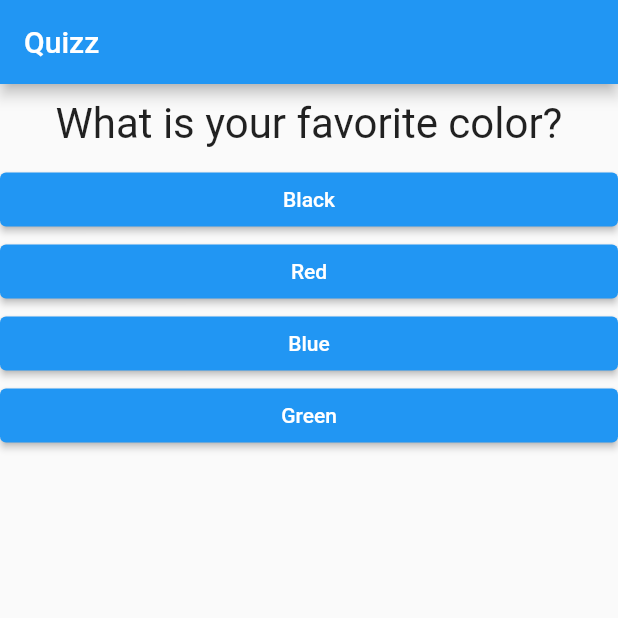
After one commit to GabrielFdoVal/projteto_perguntas, a Flutter app: the screen it shows after launch, on a phone screen of 412 x 824 dp, the top half of it. The commit adds this screen. Run offline on Flutter 3.47's test engine with Material 2 defaults, Android fonts, the phone set to English and light mode, and no system bars.

Commit message:
Created the Questionario class separating from the main

```diff
--- a/lib/answer.dart
+++ b/lib/answer.dart
@@ -2,9 +2,9 @@ import 'package:flutter/material.dart';
 
 class Answer extends StatelessWidget {
   final String text;
-  final void Function() _answer;
+  final void Function() answer;
 
-  Answer(this.text, this._answer);
+  Answer(this.text, this.answer);
 
   Widget build(BuildContext build) {
     return Container(
@@ -15,7 +15,7 @@ class Answer extends StatelessWidget {
           onPrimary: Colors.white,
         ),
         child: Text(text),
-        onPressed: _answer,
+        onPressed: answer,
       ),
     );
   }
--- a/lib/main.dart
+++ b/lib/main.dart
@@ -1,7 +1,5 @@
 import 'package:flutter/material.dart';
-import 'package:projeto_perguntas/answer.dart';
-import './question.dart';
-import './answer.dart';
+import './questionario.dart';
 import './resultado.dart';
 
 main() {
@@ -11,11 +9,13 @@ main() {
 class _PerguntaAppState extends State<PerguntaApp> {
   // ignore: non_constant_identifier_names
   int _selected_answer = 0;
+  int _pontuacaoTotal = 0;
 
-  void _answer() {
+  void _answer(int pontuacao) {
     if (temPerguntaSelecionada) {
       setState(() {
         _selected_answer++;
+        _pontuacaoTotal += pontuacao;
       });
     }
   }
@@ -23,15 +23,30 @@ class _PerguntaAppState extends State<PerguntaApp> {
   final List<Map<String, Object>> _questions = [
     {
       'question': "What is your favorite color?",
-      'resposta': ["Black", "Red", "Blue", "Yellow"],
+      'resposta': [
+        {"texto": "Black", "ponto": 10},
+        {"texto": "Red", "ponto": 8},
+        {"texto": "Blue", "ponto": 6},
+        {"texto": "Green", "ponto": 4},
+      ],
     },
     {
       'question': "What is your favorite animal?",
-      'resposta': ["Lion", "Elephant", "Parrot", "Snake"]
+      'resposta': [
+        {"texto": "Lion", "ponto": 10},
+        {"texto": "Elephant", "ponto": 8},
+        {"texto": "Parrot", "ponto": 6},
+        {"texto": "Snake", "ponto": 4},
+      ]
     },
     {
       'question': "What is your favorite food?",
-      'resposta': ["Hamburguer", "Barbecue", "Pasta", "Japanese food"]
+      'resposta': [
+        {"texto": "Hamburguer", "ponto": 10},
+        {"texto": "Barbecue", "ponto": 8},
+        {"texto": "Pasta", "ponto": 6},
+        {"texto": "Japanese food", "ponto": 4},
+      ]
     }
   ];
 
@@ -41,22 +56,16 @@ class _PerguntaAppState extends State<PerguntaApp> {
 
   @override
   Widget build(BuildContext context) {
-    List<String> respostas = temPerguntaSelecionada
-        ? _questions[_selected_answer].cast()['resposta']
-        : [];
-    List<Widget> widget = respostas.map((t) => Answer(t, _answer)).toList();
-
     return MaterialApp(
       home: Scaffold(
         appBar: AppBar(
           title: Text("Quizz"),
         ),
         body: temPerguntaSelecionada
-            ? Column(
-                children: <Widget>[
-                  Question(_questions[_selected_answer]['question'].toString()),
-                  ...widget,
-                ],
+            ? Questionario(
+                perguntas: _questions,
+                perguntaSelecionada: _selected_answer,
+                responder: _answer,
               )
             // ignore: prefer_const_constructors
             : Result("Parabéns"),
--- /dev/null
+++ b/lib/questionario.dart
@@ -0,0 +1,38 @@
+import 'package:flutter/material.dart';
+import './answer.dart';
+import './question.dart';
+
+class Questionario extends StatelessWidget {
+  final List<Map<String, Object>> perguntas;
+  final int perguntaSelecionada;
+  final void Function(int) responder;
+
+  bool get temPerguntaSelecionada {
+    return perguntaSelecionada < perguntas.length;
+  }
+
+  Questionario({
+    required this.perguntas,
+    required this.perguntaSelecionada,
+    required this.responder,
+  });
+
+  @override
+  Widget build(BuildContext context) {
+    List<Map<String, Object>> respostas = temPerguntaSelecionada
+        ? perguntas[perguntaSelecionada].cast()['resposta']
+        : [];
+
+    return Column(
+      children: <Widget>[
+        Question(perguntas[perguntaSelecionada]['question'].toString()),
+        ...respostas.map((resp) {
+          return Answer(
+            resp['texto'].toString(),
+            () => responder(int.parse(resp['ponto'].toString())),
+          );
+        }).toList()
+      ],
+    );
+  }
+}
--- a/pubspec.yaml
+++ b/pubspec.yaml
@@ -18,7 +18,7 @@ publish_to: 'none' # Remove this line if you wish to publish to pub.dev
 version: 1.0.0+1
 
 environment:
-  sdk: ">=2.3.0 <3.0.0"
+  sdk: ">=2.16.0 <3.0.0"
 
 # Dependencies specify other packages that your package needs in order to work.
 # To automatically upgrade your package dependencies to the latest versions
```
